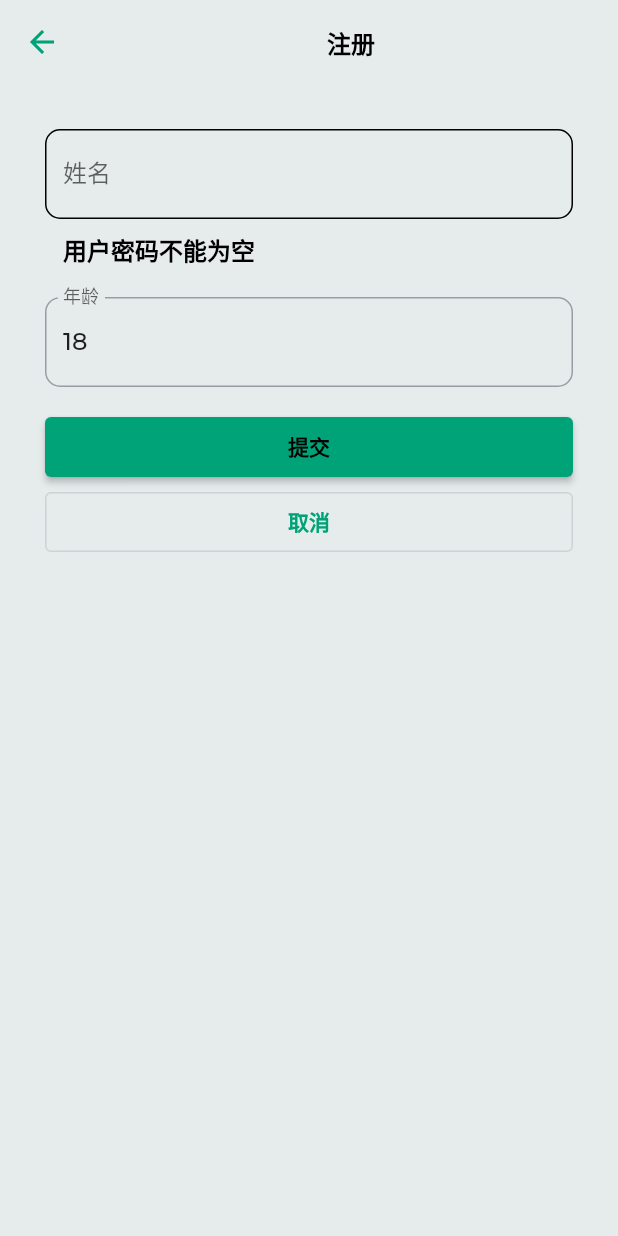
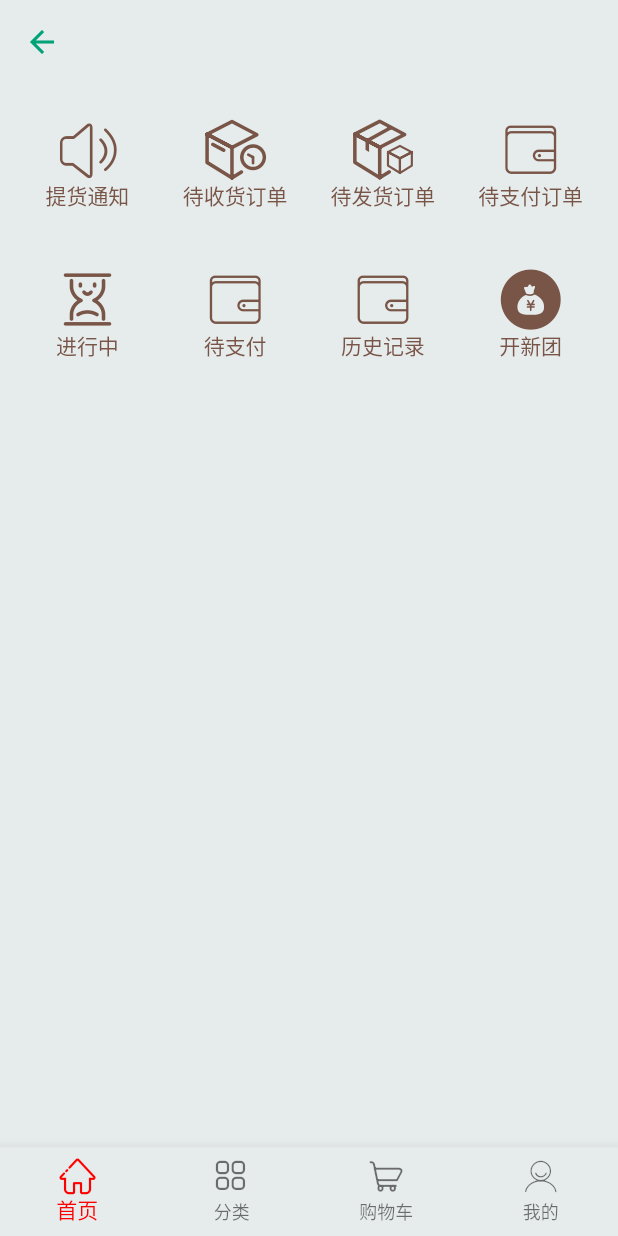
Before and after one commit to xuyanzhuqing/consumerteamui, a Flutter app: the screen it shows after launch, after a tap on "注册", on a phone screen of 412 x 824 dp. Run offline on Flutter 3.47's test engine with Material 2 defaults, Android fonts, the phone set to English and light mode, and no system bars; our stand-ins replace form_field_validator, google_fonts, matcher.

Commit message:
首页开发

```diff
--- a/lib/consumer/router.dart
+++ b/lib/consumer/router.dart
@@ -1,8 +1,18 @@
-import 'package:consumerteamui/consumer/views/home.dart';
 import 'package:consumerteamui/views/entry.dart';
 import 'package:flutter/material.dart';
 
+// import 'package:consumerteamui/consumer/views/home.dart';
+// "consumerHome": (context) => ConsumerHome(),
+
+import 'package:consumerteamui/consumer/views/info/take.dart'; //提货通知
+import 'package:consumerteamui/consumer/views/info/receiving.dart'; //待收货订单
+import 'package:consumerteamui/consumer/views/info/sendout.dart'; //待发货订单
+import 'package:consumerteamui/consumer/views/info/paid.dart'; //待支付订单
+
 Map<String, Widget Function(BuildContext)> consumerRoute = {
-  "ConsumerHome": (context) => ConsumerHome(),
-  "/": (context) => Entry()
+  "/": (context) => Entry(),
+  "takepage": (context) => TakePage(),
+  "receivingpage": (context) => ReceivingPage(),
+  "sendoutpage": (context) => SendoutPage(),
+  "paidpage": (context) => PaidPage(),
 };
--- /dev/null
+++ b/lib/consumer/views/footer/home.dart
@@ -0,0 +1,148 @@
+import 'package:flutter/cupertino.dart';
+import 'package:flutter/material.dart';
+import 'package:matcher/matcher.dart';
+
+class Homepage extends StatefulWidget {
+  final bool isHead;
+  Homepage({
+    Key? key,
+    this.isHead = false,
+  }) : super(key: key);
+
+  @override
+  _HomepageState createState() => _HomepageState();
+}
+
+class _HomepageState extends State<Homepage> {
+  get isHead => null;
+  @override
+  Widget build(BuildContext context) {
+    return Container(
+      padding: const EdgeInsets.only(top: 0, left: 4, right: 4, bottom: 8),
+      child: Column(children: <Widget>[
+        UserCon(),
+        HeadCon(),
+      ]),
+    );
+  }
+}
+
+class UserCon extends StatelessWidget {
+  const UserCon({Key? key}) : super(key: key);
+
+  @override
+  Widget build(BuildContext context) {
+    return Container(
+      height: 100,
+      child: GridView.count(
+          //水平子Widget之间间距
+          crossAxisSpacing: 10.0,
+          //垂直子Widget之间间距
+          mainAxisSpacing: 5.0,
+          //GridView内边距
+          padding: EdgeInsets.all(10.0),
+          //一行的Widget数量
+          crossAxisCount: 4,
+          //子Widget列表
+          children: <Widget>[
+            ItemBotton(
+              Txt: "提货通知",
+              IconData: IconData(0xe61b, fontFamily: 'Albb'),
+              goUrl: "takePage",
+            ),
+            ItemBotton(
+              Txt: "待收货订单",
+              IconData: IconData(0xe637, fontFamily: 'Albb'),
+              goUrl: "receivingPage",
+            ),
+            ItemBotton(
+              Txt: "待发货订单",
+              IconData: IconData(0xe633, fontFamily: 'Albb'),
+              goUrl: "sendoutPage",
+            ),
+            ItemBotton(
+              Txt: "待支付订单",
+              IconData: IconData(0xe617, fontFamily: 'Albb'),
+              goUrl: "paidPage",
+            ),
+          ]),
+    );
+  }
+}
+
+class ItemBotton extends StatelessWidget {
+  var Txt;
+  var IconData;
+  var goUrl;
+  ItemBotton({
+    Key? key,
+    required this.Txt,
+    required this.IconData,
+    required this.goUrl,
+  }) : super(key: key);
+
+  @override
+  Widget build(BuildContext context) {
+    return Container(
+        child: new InkWell(
+      onTap: () {
+        Navigator.of(context).pushNamed(goUrl);
+      },
+      child: Column(
+        mainAxisAlignment: MainAxisAlignment.center,
+        children: [
+          Icon(
+            IconData,
+            size: 40,
+            color: Colors.brown,
+          ),
+          Text(
+            Txt,
+            style: TextStyle(color: Colors.brown, fontSize: 14),
+          )
+        ],
+      ),
+    ));
+  }
+}
+
+class HeadCon extends StatelessWidget {
+  @override
+  Widget build(BuildContext context) {
+    return Container(
+      height: 100,
+      child: GridView.count(
+          //水平子Widget之间间距
+          crossAxisSpacing: 10.0,
+          //垂直子Widget之间间距
+          mainAxisSpacing: 5.0,
+          //GridView内边距
+          padding: EdgeInsets.all(10.0),
+          //一行的Widget数量
+          crossAxisCount: 4,
+          //子Widget列表
+          children: <Widget>[
+            ItemBotton(
+              Txt: "进行中",
+              IconData: IconData(0xe63f, fontFamily: 'Albb'),
+              goUrl: "takepage",
+            ),
+            ItemBotton(
+              Txt: "待支付",
+              IconData: IconData(0xe617, fontFamily: 'Albb'),
+              goUrl: "receivingpage",
+            ),
+            ItemBotton(
+              Txt: "历史记录",
+              IconData: IconData(0xe617, fontFamily: 'Albb'),
+              goUrl: "sendoutpage",
+            ),
+            ItemBotton(
+              Txt: "开新团",
+              IconData: IconData(0xe649, fontFamily: 'Albb'),
+              goUrl: "paidpage",
+            ),
+          ]),
+    );
+  }
+}
--- a/lib/consumer/views/home.dart
+++ b/lib/consumer/views/home.dart
@@ -1,11 +1,80 @@
 import 'package:flutter/cupertino.dart';
 import 'package:flutter/material.dart';
 
-class ConsumerHome extends StatelessWidget {
+// class ConsumerHome extends StatelessWidget {
+//   @override
+//   Widget build(BuildContext context) {
+//     return Scaffold(
+//       appBar: AppBar(title: Text('')),
+//     );
+//   }
+// }
+
+import "package:consumerteamui/consumer/views/footer/home.dart";
+import "package:consumerteamui/consumer/views/footer/info.dart";
+import "package:consumerteamui/consumer/views/footer/shopping.dart";
+import "package:consumerteamui/consumer/views/footer/product.dart";
+
+class ConsumerHome extends StatefulWidget {
+  ConsumerHome({Key? key}) : super(key: key);
+
+  @override
+  _ConsumerHomeState createState() => _ConsumerHomeState();
+}
+
+class _ConsumerHomeState extends State<ConsumerHome> {
+  int currentIndex = 0;
+  List PageList = [
+    Homepage(),
+    Product(),
+    Shopping(),
+    Info(),
+  ];
   @override
   Widget build(BuildContext context) {
     return Scaffold(
-      appBar: AppBar(title: Text('consumer home')),
+      appBar: AppBar(
+        title: Text(""),
+      ),
+      body: PageList[currentIndex],
+      bottomNavigationBar: BottomNavigationBar(
+        currentIndex: currentIndex,
+        fixedColor: Color(0xFFFF0000),
+        onTap: (int index) {
+          setState(() {
+            currentIndex = index;
+          });
+          // _changePage(index);
+        },
+        type: BottomNavigationBarType.fixed,
+        items: [
+          BottomNavigationBarItem(
+            // icon: Icon(Icons.airplay),
+            icon: Icon(IconData(0xe602, fontFamily: 'Albb')),
+            title: Text(
+              '首页',
+            ),
+          ),
+          BottomNavigationBarItem(
+            icon: Icon(IconData(0xe7f9, fontFamily: 'Albb')),
+            title: Text(
+              '分类',
+            ),
+          ),
+          BottomNavigationBarItem(
+            icon: Icon(IconData(0xe620, fontFamily: 'Albb')),
+            title: Text(
+              '购物车',
+            ),
+          ),
+          BottomNavigationBarItem(
+            icon: Icon(IconData(0xe60e, fontFamily: 'Albb')),
+            title: Text(
+              '我的',
+            ),
+          ),
+        ],
+      ),
     );
   }
 }
--- a/lib/routes/system.dart
+++ b/lib/routes/system.dart
@@ -6,15 +6,26 @@ import 'package:consumerteamui/views/entry.dart';
 import 'package:consumerteamui/views/not_found.dart';
 import 'package:consumerteamui/views/register.dart';
 
+import 'package:consumerteamui/consumer/views/home.dart';
+import 'package:consumerteamui/consumer/views/info/take.dart'; //提货通知
+import 'package:consumerteamui/consumer/views/info/receiving.dart'; //待收货订单
+import 'package:consumerteamui/consumer/views/info/sendout.dart'; //待发货订单
+import 'package:consumerteamui/consumer/views/info/paid.dart'; //待支付订单
+
 Map<String, Widget Function(BuildContext)> sysRoutes = {
   "/": (context) => Entry(),
   "register": (context) => Register(),
+  "consumerHome": (context) => ConsumerHome(),
+  "takePage": (context) => TakePage(),
+  "receivingPage": (context) => ReceivingPage(),
+  "sendoutPage": (context) => SendoutPage(),
+  "paidPage": (context) => PaidPage(),
 };
 
 // 路由拦截
 dynamic onGenerateRoute = (RouteSettings settings) {
   return MaterialPageRoute(builder: (context) {
-      GlobalInfo globalInfo = Provider.of<GlobalInfo>(context, listen:false);
+    GlobalInfo globalInfo = Provider.of<GlobalInfo>(context, listen: false);
     Map<String, Widget Function(BuildContext)> routes = globalInfo.routes;
     String routeName = settings.name ?? '';
     if (!routes.containsKey(routeName)) {
@@ -23,6 +34,5 @@ dynamic onGenerateRoute = (RouteSettings settings) {
       Widget Function(BuildContext)? fn = routes[routeName];
       return fn!(context);
     }
-    }
-  );
+  });
 };
--- a/lib/views/login.dart
+++ b/lib/views/login.dart
@@ -61,6 +61,7 @@ class _Login extends State<Login> {
   }
 
   void onCancel (model) {
-    Navigator.of(context).pushNamed('register');
+    // Navigator.of(context).pushNamed('register');
+    Navigator.of(context).pushNamed('consumerHome');
   }
 }
--- a/pubspec.yaml
+++ b/pubspec.yaml
@@ -97,5 +97,8 @@ flutter:
     - family: iconfont #指定一个字体名
       fonts:
         - asset: assets/fonts/iconfont/iconfont.ttf
+    - family: Albb #指定一个字体名
+      fonts:
+        - asset: lib/assets/icons/iconfont.ttf
 flutter_intl:
   enabled: true
```
Also changed, not shown: lib/consumer/views/footer/info.dart (added, +19 -0 lines), lib/consumer/views/footer/product.dart (added, +19 -0 lines), lib/consumer/views/footer/shopping.dart (added, +19 -0 lines), lib/consumer/views/info/paid.dart (added, +18 -0 lines), lib/consumer/views/info/receiving.dart (added, +18 -0 lines), lib/consumer/views/info/sendout.dart (added, +18 -0 lines), lib/consumer/views/info/take.dart (added, +18 -0 lines), lib/assets/icons/iconfont.ttf (added), pubspec.lock, 5 other files. Lines whose indentation alone changed are shown as unchanged.
